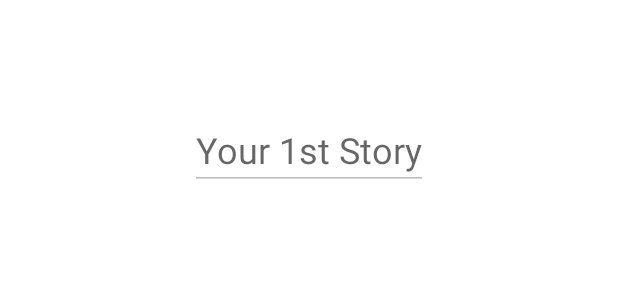
After one commit to javiergzz/android-app, an Android app: the layout activity_onboarding.xml on its own in the app's theme, with its tools: preview values and no code run, on a phone screen of 412 x 824 dp. The commit adds this screen. Shown: the top 300 px of the screen. Run offline under Robolectric (Android 15) with nearby library versions, the phone set to English and light mode, and no system bars.

Commit message:
Cambio de icono, splashcreen, y primera integración del onboarding.

```diff
--- a/app/src/main/java/com/grahm/livepost/activities/SplashScreen.java
+++ b/app/src/main/java/com/grahm/livepost/activities/SplashScreen.java
@@ -13,6 +13,7 @@ public class SplashScreen extends AppCompatActivity {
     private static final int SPLASH_DISPLAY_LENGTH = 3000;
     public static final String PREFS_NAME = "PrefsFile";
     public static final String PREFS_LOGIN = "isLogin";
+    public static final String PREFS_ONBOARDING = "onboarding";
 
     @Override
     protected void onCreate(Bundle savedInstanceState) {
@@ -20,13 +21,13 @@ public class SplashScreen extends AppCompatActivity {
 
         SharedPreferences settings = getSharedPreferences(PREFS_NAME, 0);
         final boolean isLogin = settings.getBoolean(PREFS_LOGIN, false);
-
+        final boolean onboarding = settings.getBoolean(PREFS_ONBOARDING, false);
+//        final Class activity = (onboarding) ? (isLogin) ? MainActivity.class : SignUpPage.class : Onboarding.class;
         setContentView(R.layout.activity_splash_screen);
 
         new Handler().postDelayed(new Runnable() {
             @Override
             public void run() {
-//                Class activity = (isLogin) ? SplashScreen.class : SignUpPage.class;
                 Class activity = MainActivity.class;
                 Intent mainIntent = new Intent(SplashScreen.this, activity);
                 SplashScreen.this.startActivity(mainIntent);
--- a/app/src/main/java/com/grahm/livepost/fragments/ProfileFragment.java
+++ b/app/src/main/java/com/grahm/livepost/fragments/ProfileFragment.java
@@ -41,7 +41,7 @@ public class ProfileFragment extends Fragment {
             public void onClick(View v) {
                 zeroContributed.setVisibility(View.GONE);
                 zeroCreated.setVisibility(View.VISIBLE);
-                btnCreated.setBackgroundColor(Color.rgb(221, 77, 46));
+                btnCreated.setBackgroundColor(Color.rgb(54, 68, 87));
                 btnCreated.setTextColor(Color.WHITE);
                 btnContributed.setBackgroundColor(Color.rgb(218, 218, 218));
                 btnContributed.setTextColor(Color.BLACK);
@@ -52,7 +52,7 @@ public class ProfileFragment extends Fragment {
             public void onClick(View v) {
                 zeroCreated.setVisibility(View.GONE);
                 zeroContributed.setVisibility(View.VISIBLE);
-                btnContributed.setBackgroundColor(Color.rgb(221, 77, 46));
+                btnContributed.setBackgroundColor(Color.rgb(54, 68, 87));
                 btnContributed.setTextColor(Color.WHITE);
                 btnCreated.setBackgroundColor(Color.rgb(218, 218, 218));
                 btnCreated.setTextColor(Color.BLACK);
--- /dev/null
+++ b/app/src/main/res/layout/activity_onboarding.xml
@@ -0,0 +1,38 @@
+<LinearLayout xmlns:android="http://schemas.android.com/apk/res/android"
+    xmlns:tools="http://schemas.android.com/tools"
+    android:layout_width="match_parent"
+    android:layout_height="match_parent"
+    android:background="#FFFFFF"
+    android:orientation="vertical"
+    tools:context="com.grahm.livepost.activities.Onboarding">
+
+    <FrameLayout
+        android:layout_width="match_parent"
+        android:layout_height="200dp">
+        <ImageView
+            android:layout_width="match_parent"
+            android:layout_height="200dp" />
+        <EditText
+            android:id="@+id/txtStoryTitle"
+            android:layout_width="wrap_content"
+            android:layout_height="wrap_content"
+            android:hint="@string/on_story_title"
+            android:textSize="24dp"
+            android:enabled="false"
+            android:layout_gravity="center"/>
+    </FrameLayout>
+
+    <ScrollView
+        android:layout_width="match_parent"
+        android:layout_height="match_parent">
+
+        <LinearLayout
+            android:id="@+id/bodyMessages"
+            android:layout_width="match_parent"
+            android:layout_height="match_parent"
+            android:orientation="vertical"
+            android:layout_margin="16dp">
+
+        </LinearLayout>
+    </ScrollView>
+</LinearLayout>
--- a/app/src/main/res/layout/fragment_profile.xml
+++ b/app/src/main/res/layout/fragment_profile.xml
@@ -54,7 +54,7 @@
                 android:layout_height="wrap_content"
                 android:layout_weight="0.5"
                 android:textAllCaps="false"
-                android:background="#dd4d2e"
+                android:background="#364457"
                 android:textColor="#FFFFFF"
                 android:text="Stories i've Created"
                 android:layout_gravity="center"/>
--- a/app/src/main/res/values/colors.xml
+++ b/app/src/main/res/values/colors.xml
@@ -2,8 +2,8 @@
 <resources>
     <color name="colorPrimary">#3F51B5</color>
     <color name="colorPrimaryDark">#303F9F</color>
-    <color name="colorAccent">#FF4081</color>
-    <color name="first_dark">#000000</color>
+    <color name="colorAccent">#364457</color>
+    <color name="first_dark">#364457</color>
     <color name="black_overlay">#66000000</color>
     <!--Home Fragment-->
     <color name="list_background">#ced2ce</color>
```
Also changed, not shown: app/src/main/AndroidManifest.xml (+12 -4 lines), app/src/main/java/com/grahm/livepost/activities/Onboarding.java (added, +69 -0 lines), app/src/main/res/values/strings.xml (+16 -0 lines), app/src/main/res/drawable/ic_no_profile.png, app/src/main/res/drawable/icon.png, app/src/main/res/drawable/img_zero_posts.png, 1 other file.
